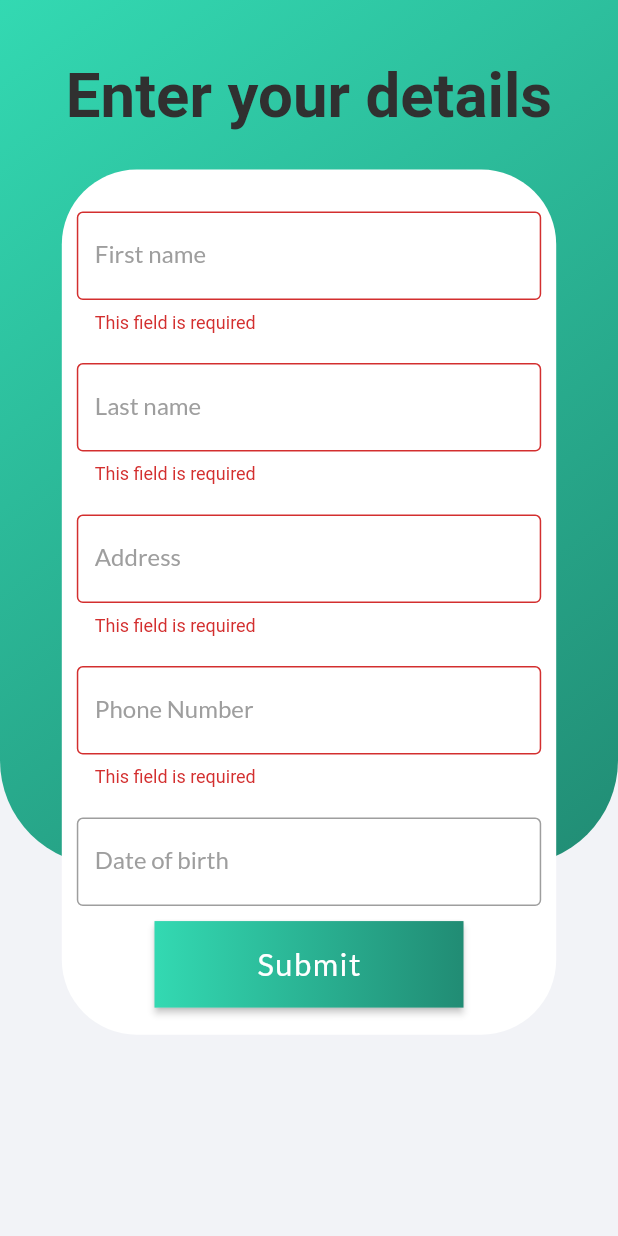
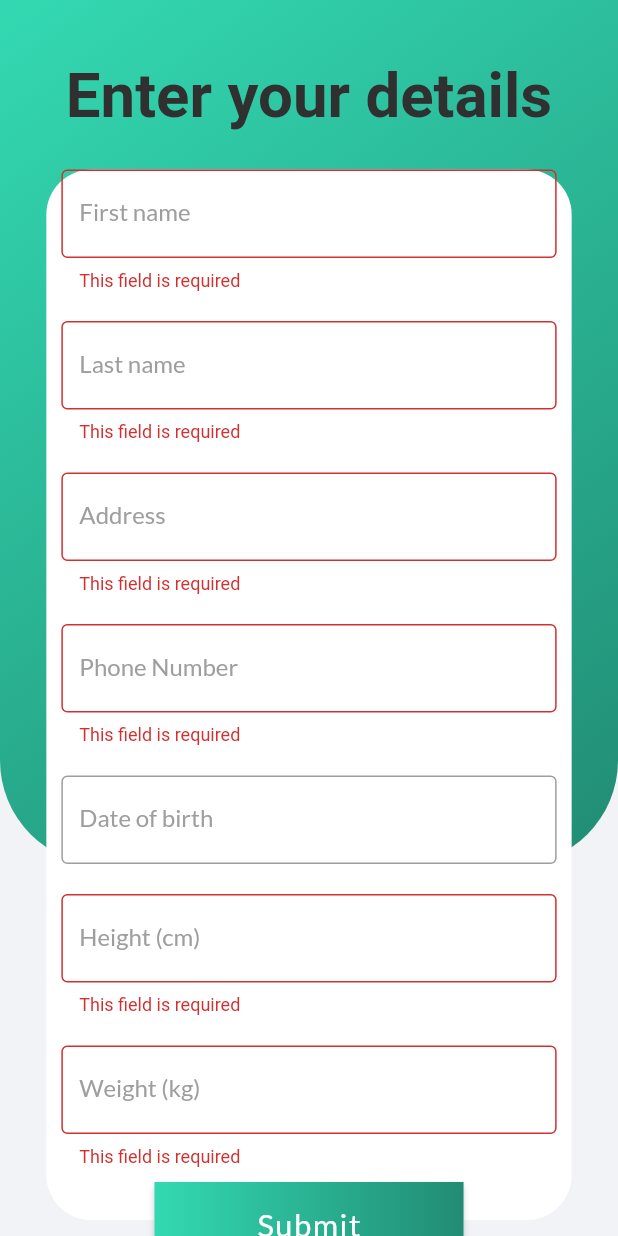
Before and after one commit to sanb26/Health-Assistant-App, a Flutter app: the InfoForm screen opened directly with empty values, after a tap on "Submit", on a phone screen of 412 x 824 dp. Run offline on Flutter 3.47's test engine with Material 2 defaults, Android fonts, the phone set to English and light mode, and no system bars; our stand-ins replace cloud_firestore, firebase_auth, firebase_core, flutter_signin_button, form_field_validator, google_fonts and 1 more; accounts and stored records are empty.

Commit message:
added height,weight field

```diff
--- a/lib/pages/patientInfo.dart
+++ b/lib/pages/patientInfo.dart
@@ -18,7 +18,7 @@ class _InfoFormState extends State<InfoForm> {
   final String uid;
   _InfoFormState(this.uid);
 
-  String fname, lname, phoneNo, address, dob;
+  String fname, lname, phoneNo, address, dob, height, weight;
   TextEditingController intialdateval = TextEditingController();
   GlobalKey<FormState> pformkey = GlobalKey<FormState>();
 
@@ -77,12 +77,12 @@ class _InfoFormState extends State<InfoForm> {
 
   Widget _patientInfoFormContainer() {
     return Container(
-      height: MediaQuery.of(context).size.height * 0.7,
-      width: MediaQuery.of(context).size.width * 0.8,
+      height: MediaQuery.of(context).size.height * 0.85,
+      width: MediaQuery.of(context).size.width * 0.85,
       margin: EdgeInsets.only(top: 25.0),
       decoration: BoxDecoration(
         color: Colors.white,
-        borderRadius: BorderRadius.circular(50),
+        borderRadius: BorderRadius.circular(30),
       ),
       child: Column(
         crossAxisAlignment: CrossAxisAlignment.center,
@@ -97,7 +97,9 @@ class _InfoFormState extends State<InfoForm> {
                 _buildAddressRow(),
                 _buildPhoneNoRow(),
                 _buildDOBRow(),
-                _buildSubmitButton()
+                _buildHeight(),
+                _buildWeight(),
+                _buildSubmitButton(),
               ],
             ),
           ),
@@ -108,7 +110,7 @@ class _InfoFormState extends State<InfoForm> {
 
   Widget _buildFnameRow() {
     return Padding(
-      padding: EdgeInsets.all(10),
+      padding: EdgeInsets.fromLTRB(10, 0, 10, 10),
       child: TextFormField(
         keyboardType: TextInputType.text,
         validator: RequiredValidator(errorText: "This field is required"),
@@ -234,6 +236,56 @@ class _InfoFormState extends State<InfoForm> {
     );
   }
 
+  Widget _buildHeight() {
+    return Padding(
+      padding: EdgeInsets.all(10),
+      child: TextFormField(
+        keyboardType: TextInputType.text,
+        validator: MultiValidator([
+          RequiredValidator(errorText: "This field is required"),
+          MaxLengthValidator(25, errorText: "Max length 25"),
+        ]),
+        onChanged: (value) {
+          setState(() {
+            height = value;
+          });
+        },
+        decoration: InputDecoration(
+          border: OutlineInputBorder(),
+          focusedBorder: OutlineInputBorder(
+              borderSide: BorderSide(color: Color(0xFF33D9B2))),
+          labelText: 'Height (cm)',
+          labelStyle: GoogleFonts.lato(color: Colors.grey),
+        ),
+      ),
+    );
+  }
+
+  Widget _buildWeight() {
+    return Padding(
+      padding: EdgeInsets.all(10),
+      child: TextFormField(
+        keyboardType: TextInputType.text,
+        validator: MultiValidator([
+          RequiredValidator(errorText: "This field is required"),
+          MaxLengthValidator(25, errorText: "Max length 25"),
+        ]),
+        onChanged: (value) {
+          setState(() {
+            weight = value;
+          });
+        },
+        decoration: InputDecoration(
+          border: OutlineInputBorder(),
+          focusedBorder: OutlineInputBorder(
+              borderSide: BorderSide(color: Color(0xFF33D9B2))),
+          labelText: 'Weight (kg)',
+          labelStyle: GoogleFonts.lato(color: Colors.grey),
+        ),
+      ),
+    );
+  }
+
   Widget _buildSubmitButton() {
     return RaisedButton(
       onPressed: submit,
@@ -292,7 +344,9 @@ class _InfoFormState extends State<InfoForm> {
         'lname': lname,
         'address': address,
         'phoneNo': phoneNo,
-        'dob': dob
+        'dob': dob,
+        'weight': weight,
+        'height': height
       });
       print("Patient Added");
       return true;
```
